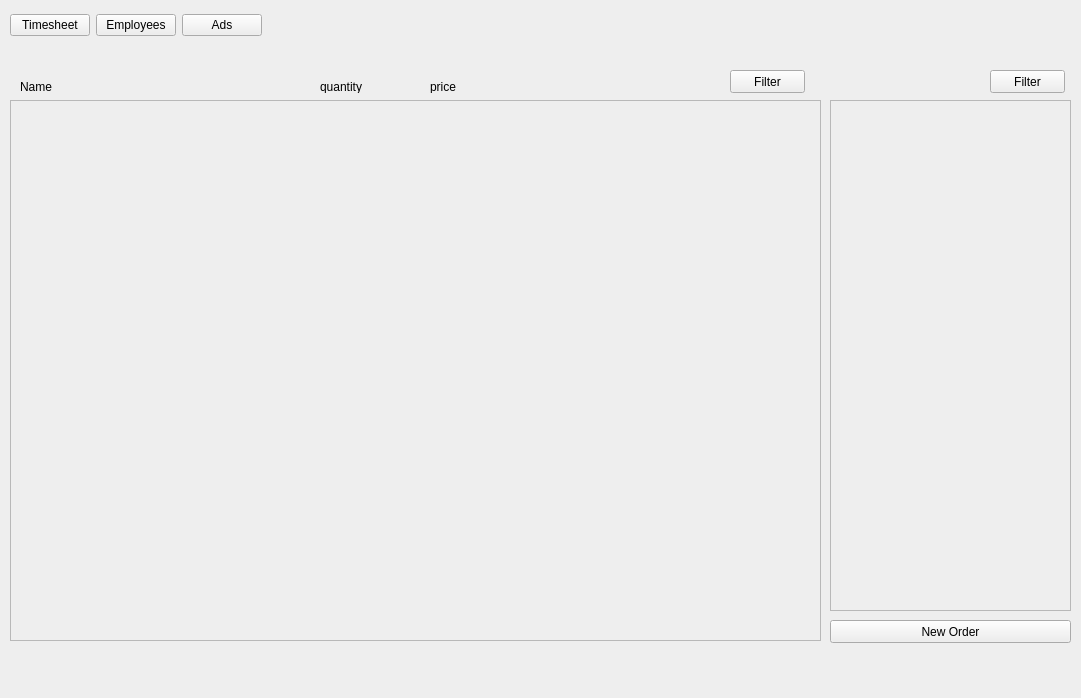
This is MotorcycleDealership.ui in jordynmarlow/SoftwareEngineering as Qt 5 draws it before an edit. The edited form follows.
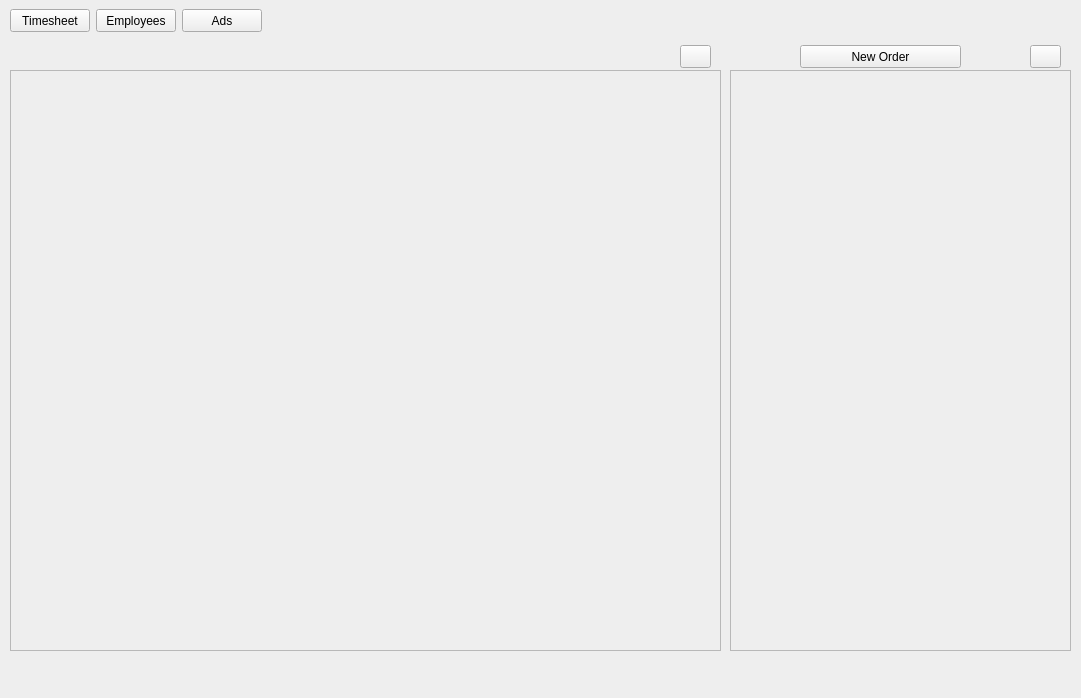
This is the edited form. Icons and pictures are not drawn.

What changed in the file:
```diff
--- a/MotorcycleDealership.ui
+++ b/MotorcycleDealership.ui
@@ -18,77 +18,29 @@
 color: black;</string>
   </property>
   <widget class="QWidget" name="centralwidget">
-   <widget class="QLabel" name="label">
-    <property name="geometry">
-     <rect>
-      <x>20</x>
-      <y>80</y>
-      <width>47</width>
-      <height>13</height>
-     </rect>
-    </property>
-    <property name="text">
-     <string>Name</string>
-    </property>
-   </widget>
-   <widget class="QLabel" name="label_2">
-    <property name="geometry">
-     <rect>
-      <x>320</x>
-      <y>80</y>
-      <width>47</width>
-      <height>13</height>
-     </rect>
-    </property>
-    <property name="text">
-     <string>quantity</string>
-    </property>
-   </widget>
-   <widget class="QLabel" name="label_3">
-    <property name="geometry">
-     <rect>
-      <x>430</x>
-      <y>80</y>
-      <width>47</width>
-      <height>13</height>
-     </rect>
-    </property>
-    <property name="text">
-     <string>price</string>
-    </property>
-   </widget>
    <widget class="QPushButton" name="filter_inventory_bt">
     <property name="geometry">
      <rect>
-      <x>730</x>
-      <y>70</y>
-      <width>75</width>
+      <x>680</x>
+      <y>45</y>
+      <width>31</width>
       <height>23</height>
      </rect>
     </property>
     <property name="text">
-     <string>Filter</string>
+     <string/>
     </property>
-   </widget>
-   <widget class="QPushButton" name="filter_order_bt">
-    <property name="geometry">
-     <rect>
-      <x>990</x>
-      <y>70</y>
-      <width>75</width>
-      <height>23</height>
-     </rect>
-    </property>
-    <property name="text">
-     <string>Filter</string>
+    <property name="icon">
+     <iconset>
+      <normaloff>images/filter.png</normaloff>images/filter.png</iconset>
     </property>
    </widget>
    <widget class="QPushButton" name="new_order_bt">
     <property name="geometry">
      <rect>
-      <x>830</x>
-      <y>620</y>
-      <width>241</width>
+      <x>800</x>
+      <y>45</y>
+      <width>161</width>
       <height>23</height>
      </rect>
     </property>
@@ -102,7 +54,7 @@
       <x>0</x>
       <y>0</y>
       <width>1081</width>
-      <height>51</height>
+      <height>41</height>
      </rect>
     </property>
     <layout class="QHBoxLayout" name="horizontalLayout">
@@ -123,21 +75,57 @@
       </spacer>
      </item>
      <item>
-      <widget class="QPushButton" name="pushButton">
+      <widget class="QPushButton" name="timesheet_bt">
+       <property name="sizePolicy">
+        <sizepolicy hsizetype="Fixed" vsizetype="Fixed">
+         <horstretch>0</horstretch>
+         <verstretch>0</verstretch>
+        </sizepolicy>
+       </property>
+       <property name="minimumSize">
+        <size>
+         <width>80</width>
+         <height>23</height>
+        </size>
+       </property>
        <property name="text">
         <string>Timesheet</string>
        </property>
       </widget>
      </item>
      <item>
-      <widget class="QPushButton" name="pushButton_2">
+      <widget class="QPushButton" name="employees_bt">
+       <property name="sizePolicy">
+        <sizepolicy hsizetype="Fixed" vsizetype="Fixed">
+         <horstretch>0</horstretch>
+         <verstretch>0</verstretch>
+        </sizepolicy>
+       </property>
+       <property name="minimumSize">
+        <size>
+         <width>80</width>
+         <height>23</height>
+        </size>
+       </property>
        <property name="text">
         <string>Employees</string>
        </property>
       </widget>
      </item>
      <item>
-      <widget class="QPushButton" name="pushButton_3">
+      <widget class="QPushButton" name="ads_bt">
+       <property name="sizePolicy">
+        <sizepolicy hsizetype="Fixed" vsizetype="Fixed">
+         <horstretch>0</horstretch>
+         <verstretch>0</verstretch>
+        </sizepolicy>
+       </property>
+       <property name="minimumSize">
+        <size>
+         <width>80</width>
+         <height>23</height>
+        </size>
+       </property>
        <property name="text">
         <string>Ads</string>
        </property>
@@ -164,21 +152,20 @@
       <x>0</x>
       <y>0</y>
       <width>1081</width>
-      <height>51</height>
+      <height>41</height>
      </rect>
     </property>
     <property name="styleSheet">
-     <string notr="true">background-color: #cccccc;
-color: black;</string>
+     <string notr="true"/>
     </property>
    </widget>
    <widget class="QScrollArea" name="order_scroll_area">
     <property name="geometry">
      <rect>
-      <x>830</x>
-      <y>100</y>
-      <width>241</width>
-      <height>511</height>
+      <x>730</x>
+      <y>70</y>
+      <width>341</width>
+      <height>581</height>
      </rect>
     </property>
     <property name="widgetResizable">
@@ -189,8 +176,8 @@
       <rect>
        <x>0</x>
        <y>0</y>
-       <width>239</width>
-       <height>509</height>
+       <width>339</width>
+       <height>579</height>
       </rect>
      </property>
     </widget>
@@ -199,9 +186,9 @@
     <property name="geometry">
      <rect>
       <x>10</x>
-      <y>100</y>
-      <width>811</width>
-      <height>541</height>
+      <y>70</y>
+      <width>711</width>
+      <height>581</height>
      </rect>
     </property>
     <property name="widgetResizable">
@@ -212,12 +199,29 @@
       <rect>
        <x>0</x>
        <y>0</y>
-       <width>809</width>
-       <height>539</height>
+       <width>709</width>
+       <height>579</height>
       </rect>
      </property>
     </widget>
    </widget>
+   <widget class="QPushButton" name="filter_order_bt">
+    <property name="geometry">
+     <rect>
+      <x>1030</x>
+      <y>45</y>
+      <width>31</width>
+      <height>23</height>
+     </rect>
+    </property>
+    <property name="text">
+     <string/>
+    </property>
+    <property name="icon">
+     <iconset>
+      <normaloff>images/filter.png</normaloff>images/filter.png</iconset>
+    </property>
+   </widget>
    <zorder>widget</zorder>
    <zorder>label</zorder>
    <zorder>label_2</zorder>
```
Left out of the diff: 9 changed lines with no effect on the pictures.
